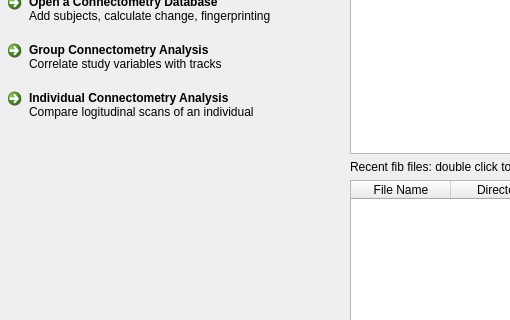
The window that mainwindow.ui (frankyeh/DSI-Studio) describes before a commit, drawn with Qt 5; both pictures show x 0 to 510 and y 155 to 475 of the 978 by 652 pixel window.
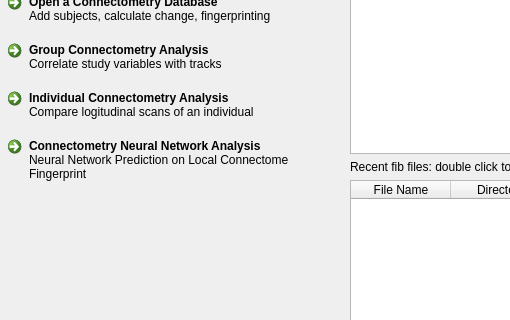
The same window after the commit. The open tabs and pages were chosen to show the change. Icons and pictures are not drawn.

Commit message: [ana] add nn connectometry

```diff
--- a/mainwindow.ui
+++ b/mainwindow.ui
@@ -214,6 +214,16 @@
           </property>
          </widget>
         </item>
+        <item>
+         <widget class="QCommandLinkButton" name="connectometry_nn">
+          <property name="text">
+           <string>Connectometry Neural Network Analysis</string>
+          </property>
+          <property name="description">
+           <string>Neural Network Prediction on Local Connectome Fingerprint</string>
+          </property>
+         </widget>
+        </item>
         <item>
          <spacer name="verticalSpacer_3">
           <property name="orientation">
```
Left out of the diff: 2 changed lines with no effect on the pictures. The commit also changes 14 other files.
